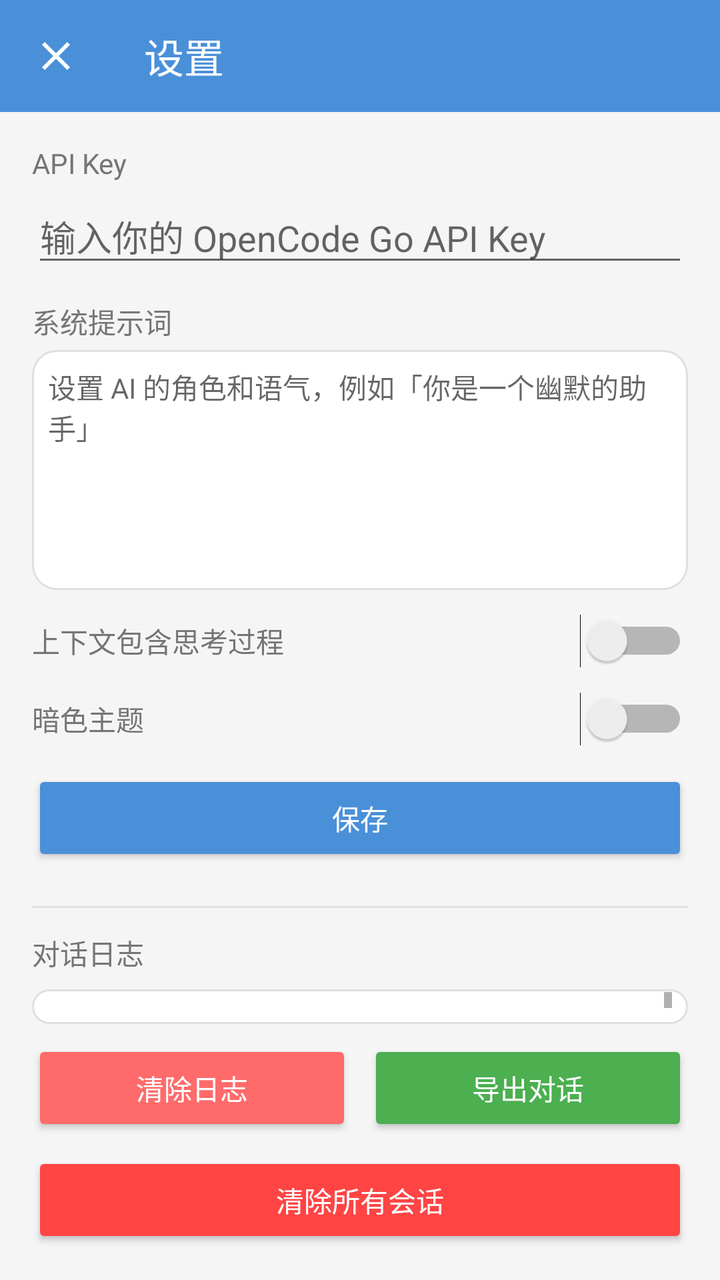
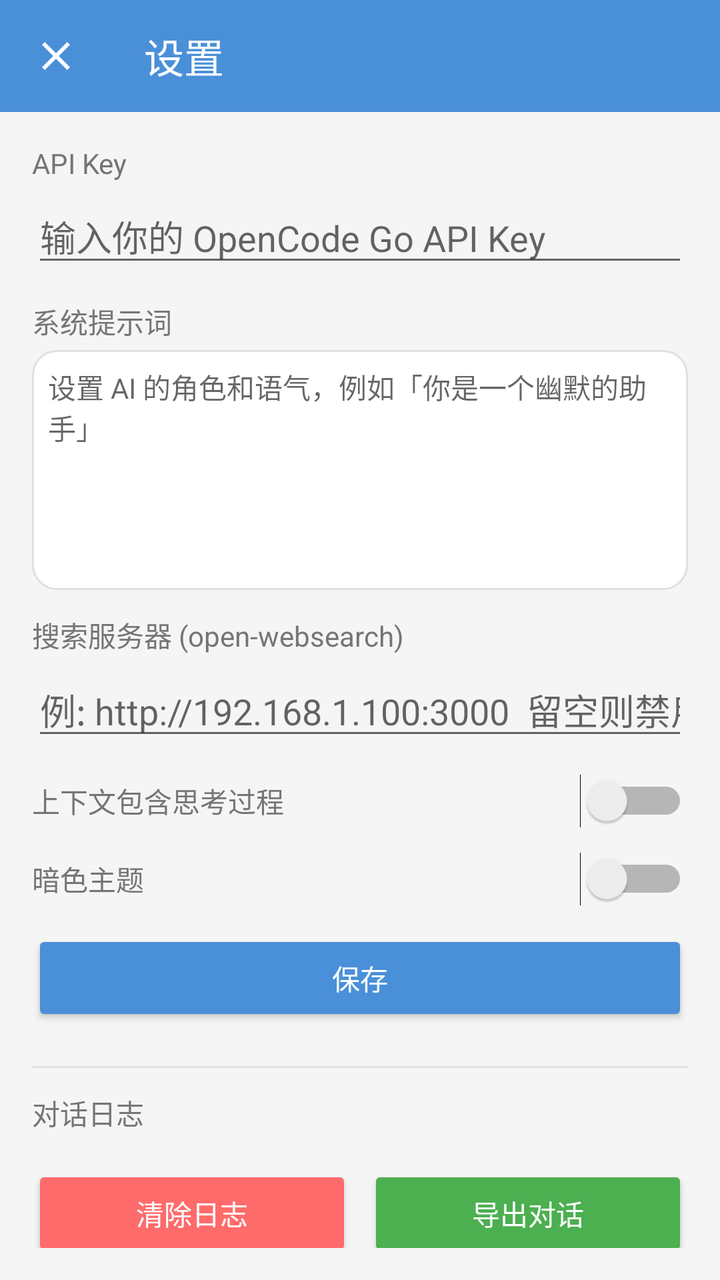

Screens rendered from an Android XML layout before and after an edit, with the pre-edit source and the edit as a unified diff.
<!-- AndroidManifest.xml: application theme Theme.SimpleAI -->
<!-- res/layout/activity_settings.xml -->
<?xml version="1.0" encoding="utf-8"?>
<LinearLayout xmlns:android="http://schemas.android.com/apk/res/android"
    xmlns:app="http://schemas.android.com/apk/res-auto"
    android:layout_width="match_parent"
    android:layout_height="match_parent"
    android:orientation="vertical">

    <androidx.appcompat.widget.Toolbar
        android:id="@+id/toolbar"
        android:layout_width="match_parent"
        android:layout_height="?attr/actionBarSize"
        android:background="@color/primary"
        app:theme="@style/ToolbarTheme"
        app:title="设置"
        app:titleTextColor="@android:color/white"
        app:navigationIcon="@drawable/ic_close" />

    <LinearLayout
        android:layout_width="match_parent"
        android:layout_height="match_parent"
        android:orientation="vertical"
        android:padding="16dp">

    <TextView
        android:layout_width="wrap_content"
        android:layout_height="wrap_content"
        android:text="API Key"
        android:textSize="14sp"
        android:textColor="@color/text_secondary" />

    <EditText
        android:id="@+id/edit_api_key"
        android:layout_width="match_parent"
        android:layout_height="wrap_content"
        android:layout_marginTop="4dp"
        android:hint="输入你的 OpenCode Go API Key"
        android:inputType="textPassword"
        android:singleLine="true" />

    <TextView
        android:layout_width="wrap_content"
        android:layout_height="wrap_content"
        android:layout_marginTop="12dp"
        android:text="系统提示词"
        android:textSize="14sp"
        android:textColor="@color/text_secondary" />

    <EditText
        android:id="@+id/edit_system_prompt"
        android:layout_width="match_parent"
        android:layout_height="120dp"
        android:layout_marginTop="4dp"
        android:gravity="top"
        android:hint="设置 AI 的角色和语气，例如「你是一个幽默的助手」"
        android:inputType="textMultiLine"
        android:background="@drawable/bg_ai_message"
        android:padding="8dp"
        android:textColor="@color/text_primary"
        android:textSize="14sp" />

    <LinearLayout
        android:layout_width="match_parent"
        android:layout_height="wrap_content"
        android:layout_marginTop="12dp"
        android:gravity="center_vertical"
        android:orientation="horizontal">

        <TextView
            android:layout_width="0dp"
            android:layout_height="wrap_content"
            android:layout_weight="1"
            android:text="上下文包含思考过程"
            android:textColor="@color/text_secondary"
            android:textSize="14sp" />

        <Switch
            android:id="@+id/switch_include_thinking"
            android:layout_width="wrap_content"
            android:layout_height="wrap_content" />
    </LinearLayout>

    <LinearLayout
        android:layout_width="match_parent"
        android:layout_height="wrap_content"
        android:layout_marginTop="12dp"
        android:gravity="center_vertical"
        android:orientation="horizontal">

        <TextView
            android:layout_width="0dp"
            android:layout_height="wrap_content"
            android:layout_weight="1"
            android:text="暗色主题"
            android:textColor="@color/text_secondary"
            android:textSize="14sp" />

        <Switch
            android:id="@+id/switch_dark"
            android:layout_width="wrap_content"
            android:layout_height="wrap_content" />
    </LinearLayout>

    <Button
        android:id="@+id/btn_save"
        android:layout_width="match_parent"
        android:layout_height="wrap_content"
        android:layout_marginTop="12dp"
        android:backgroundTint="@color/primary"
        android:text="保存"
        android:textColor="@android:color/white" />

    <View
        android:layout_width="match_parent"
        android:layout_height="1dp"
        android:layout_marginTop="20dp"
        android:background="@color/divider" />

    <TextView
        android:layout_width="wrap_content"
        android:layout_height="wrap_content"
        android:layout_marginTop="12dp"
        android:text="对话日志"
        android:textSize="14sp"
        android:textColor="@color/text_secondary" />

    <ScrollView
        android:layout_width="match_parent"
        android:layout_height="0dp"
        android:layout_weight="1"
        android:layout_marginTop="8dp"
        android:background="@drawable/bg_ai_message"
        android:padding="8dp">

        <TextView
            android:id="@+id/text_log"
            android:layout_width="match_parent"
            android:layout_height="wrap_content"
            android:fontFamily="monospace"
            android:textColor="@color/text_primary"
            android:textSize="12sp" />
    </ScrollView>

    <LinearLayout
        android:layout_width="match_parent"
        android:layout_height="wrap_content"
        android:layout_marginTop="8dp"
        android:orientation="horizontal">

        <Button
            android:id="@+id/btn_clear_log"
            android:layout_width="0dp"
            android:layout_height="wrap_content"
            android:layout_weight="1"
            android:backgroundTint="#FF6B6B"
            android:text="清除日志"
            android:textColor="@android:color/white" />

        <Button
            android:id="@+id/btn_export"
            android:layout_width="0dp"
            android:layout_height="wrap_content"
            android:layout_weight="1"
            android:layout_marginStart="8dp"
            android:backgroundTint="#4CAF50"
            android:text="导出对话"
            android:textColor="@android:color/white" />
    </LinearLayout>

    <Button
        android:id="@+id/btn_clear_all"
        android:layout_width="match_parent"
        android:layout_height="wrap_content"
        android:layout_marginTop="8dp"
        android:backgroundTint="#FF4444"
        android:text="清除所有会话"
        android:textColor="@android:color/white" />

    </LinearLayout>

</LinearLayout>
<!-- resources referenced by this layout -->
<resources>
  <color name="divider">#E0E0E0</color>
  <color name="primary">#4A90D9</color>
  <color name="text_primary">#212121</color>
  <color name="text_secondary">#757575</color>
  <!-- drawable bg_ai_message (drawable) -->
  <?xml version="1.0" encoding="utf-8"?>
  <shape xmlns:android="http://schemas.android.com/apk/res/android"
      android:shape="rectangle">
      <corners android:radius="12dp" />
      <solid android:color="@color/bg_ai_msg" />
      <stroke
          android:width="1dp"
          android:color="@color/divider" />
  </shape>
  <!-- drawable ic_close (drawable) -->
  <?xml version="1.0" encoding="utf-8"?>
  <vector xmlns:android="http://schemas.android.com/apk/res/android"
      android:width="24dp"
      android:height="24dp"
      android:viewportWidth="24"
      android:viewportHeight="24">
      <path
          android:fillColor="#FFFFFF"
          android:pathData="M19,6.41L17.59,5 12,10.59 6.41,5 5,6.41 10.59,12 5,17.59 6.41,19 12,13.41 17.59,19 19,17.59 13.41,12z" />
  </vector>
  <style name="ToolbarTheme" parent="ThemeOverlay.AppCompat.Dark.ActionBar">
          <item name="android:background">@color/primary</item>
      </style>
  <style name="Theme.SimpleAI" parent="Theme.AppCompat.DayNight.NoActionBar">
          <item name="colorPrimary">@color/primary</item>
          <item name="colorPrimaryDark">@color/primary_dark</item>
          <item name="colorAccent">@color/accent</item>
          <item name="android:windowBackground">@color/bg_chat</item>
      </style>
  <color name="bg_ai_msg">#FFFFFF</color>
  <color name="primary_dark">#3A7BC8</color>
  <color name="accent">#FF6B6B</color>
  <color name="bg_chat">#F5F5F5</color>
</resources>

<!-- the commit's change to res/layout/activity_settings.xml (unified diff, before → after) -->
@@ -57,6 +57,23 @@
         android:padding="8dp"
         android:textColor="@color/text_primary"
         android:textSize="14sp" />
+
+    <TextView
+        android:layout_width="wrap_content"
+        android:layout_height="wrap_content"
+        android:layout_marginTop="12dp"
+        android:text="搜索服务器 (open-websearch)"
+        android:textSize="14sp"
+        android:textColor="@color/text_secondary" />
+
+    <EditText
+        android:id="@+id/edit_search_server"
+        android:layout_width="match_parent"
+        android:layout_height="wrap_content"
+        android:layout_marginTop="4dp"
+        android:hint="例: http://192.168.1.100:3000  留空则禁用搜索"
+        android:inputType="textUri"
+        android:singleLine="true" />
 
     <LinearLayout
         android:layout_width="match_parent"
